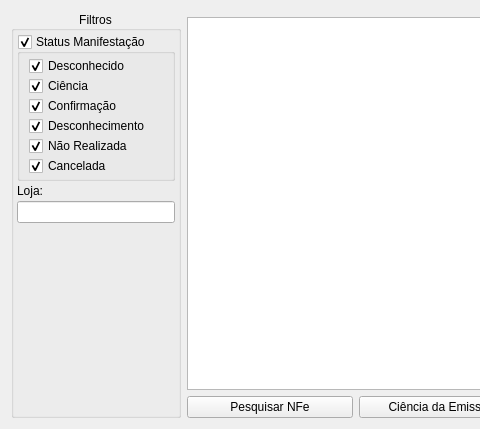
Above: ui/widgetnfedistribuicao.ui from darktorres/ERP-STACCATO before the change; both pictures show x 0 to 480 and y 0 to 429 of the 1059 by 429 pixel window. Below: the same form after it.
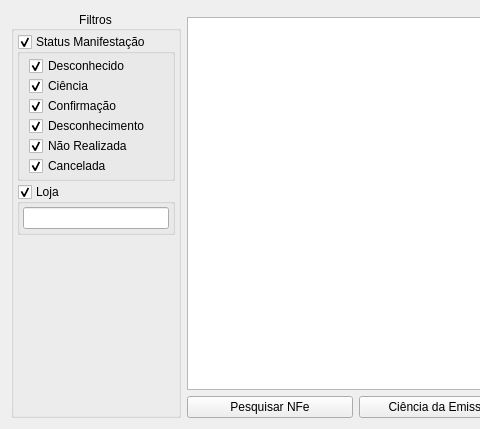
That is the form after the change. Custom widgets are drawn as their Qt base class.

Patch:
```diff
--- a/ui/widgetnfedistribuicao.ui
+++ b/ui/widgetnfedistribuicao.ui
@@ -126,13 +126,30 @@
        </widget>
       </item>
       <item>
-       <widget class="QLabel" name="label_3">
-        <property name="text">
-         <string>Loja:</string>
+       <widget class="QGroupBox" name="groupBoxLoja">
+        <property name="title">
+         <string>Loja</string>
         </property>
-       </widget>
-      </item>
-      <item>
+        <property name="checkable">
+         <bool>true</bool>
+        </property>
+        <layout class="QGridLayout" name="gridLayout_2">
+         <property name="leftMargin">
+          <number>3</number>
+         </property>
+         <property name="topMargin">
+          <number>3</number>
+         </property>
+         <property name="rightMargin">
+          <number>3</number>
+         </property>
+         <property name="bottomMargin">
+          <number>3</number>
+         </property>
+         <property name="spacing">
+          <number>3</number>
+         </property>
+         <item row="0" column="0">
        <widget class="ItemBox" name="itemBoxLoja">
         <property name="sizePolicy">
          <sizepolicy hsizetype="Preferred" vsizetype="Fixed">
@@ -142,6 +159,9 @@
         </property>
        </widget>
       </item>
+        </layout>
+       </widget>
+      </item>
       <item>
        <spacer name="verticalSpacer">
         <property name="orientation">
```
Left out of the diff: 1 changed line with no effect on the pictures. Lines whose indentation alone changed are shown as unchanged.
